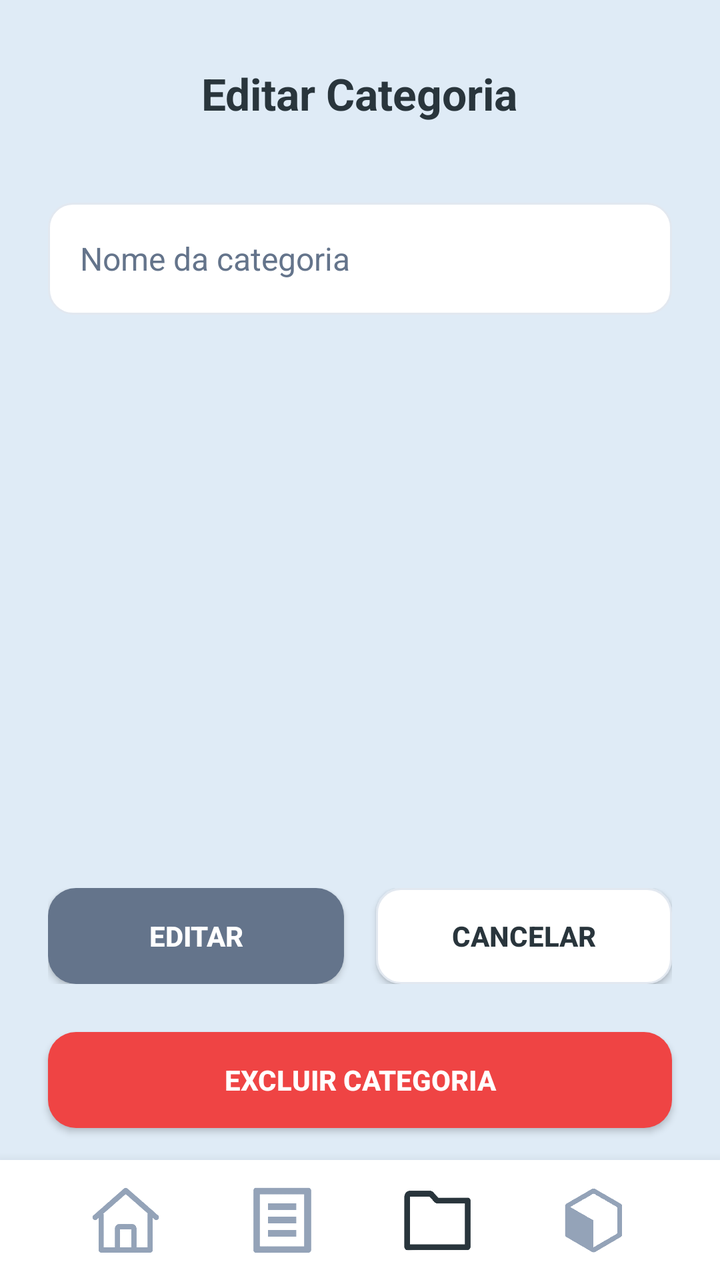
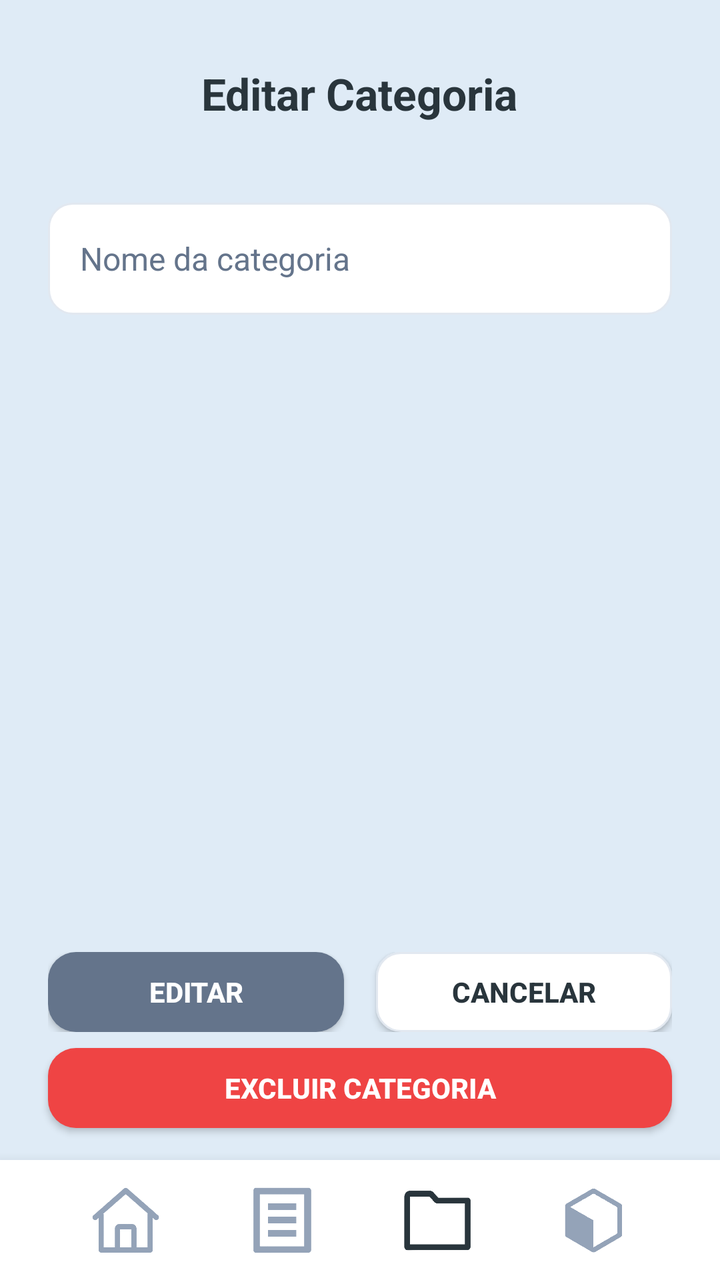

An Android layout rendered at two revisions. The XML below is the earlier revision; the diff shows what the commit changed to produce the second picture.
<!-- AndroidManifest.xml: application theme Theme.ListaCompras -->
<!-- res/layout/activity_categoria_editar.xml -->
<?xml version="1.0" encoding="utf-8"?>
<RelativeLayout xmlns:android="http://schemas.android.com/apk/res/android"
    xmlns:app="http://schemas.android.com/apk/res-auto"
    android:id="@+id/main"
    android:layout_width="match_parent"
    android:layout_height="match_parent"
    android:background="#DFEBF6">

    
    <TextView
        android:id="@+id/txtTituloEditar"
        android:layout_width="wrap_content"
        android:layout_height="wrap_content"
        android:text="Editar Categoria"
        android:textSize="22sp"
        android:textStyle="bold"
        android:textColor="#29353C"
        android:layout_centerHorizontal="true"
        android:layout_marginTop="32dp" />

    
    <LinearLayout
        android:id="@+id/containerCampo"
        android:layout_width="match_parent"
        android:layout_height="wrap_content"
        android:layout_below="@id/txtTituloEditar"
        android:paddingHorizontal="24dp"
        android:paddingTop="40dp">

        <EditText
            android:id="@+id/edtNomeCategoriaEditar"
            android:layout_width="match_parent"
            android:layout_height="56dp"
            android:hint="Nome da categoria"
            android:background="@drawable/card_secundario"
            android:padding="16dp"
            android:textColor="#29353C"
            android:textColorHint="#64748B"
            android:textSize="16sp" />
    </LinearLayout>

    
    <LinearLayout
        android:id="@+id/containerBotoesEditar"
        android:layout_width="match_parent"
        android:layout_height="wrap_content"
        android:orientation="horizontal"
        android:gravity="center"
        android:layout_above="@id/btnExcluirCategoria"
        android:padding="24dp">

        
        <androidx.appcompat.widget.AppCompatButton
            android:id="@+id/btnSalvarEdicao"
            android:layout_width="0dp"
            android:layout_height="48dp"
            android:layout_weight="1"
            android:text="Editar"
            android:textColor="#FFFFFF"
            android:textStyle="bold"
            android:background="@drawable/card_principal"/>

        <Space
            android:layout_width="16dp"
            android:layout_height="0dp"/>

        
        <androidx.appcompat.widget.AppCompatButton
            android:id="@+id/btnCancelarEdicao"
            android:layout_width="0dp"
            android:layout_height="48dp"
            android:layout_weight="1"
            android:text="Cancelar"
            android:textStyle="bold"
            android:textColor="#29353C"
            android:background="@drawable/card_secundario"/>
    </LinearLayout>

    
    <androidx.appcompat.widget.AppCompatButton
        android:id="@+id/btnExcluirCategoria"
        android:layout_width="match_parent"
        android:layout_height="48dp"
        android:layout_above="@id/footer"
        android:layout_marginHorizontal="24dp"
        android:layout_marginBottom="16dp"
        android:text="Excluir categoria"
        android:textStyle="bold"
        android:textColor="#FFFFFF"
        android:background="@drawable/card_excluir"/>

    
    <LinearLayout
        android:id="@+id/footer"
        android:layout_width="match_parent"
        android:layout_height="60dp"
        android:layout_alignParentBottom="true"
        android:background="#FFFFFF"
        android:elevation="10dp"
        android:gravity="center"
        android:orientation="horizontal"
        android:paddingHorizontal="24dp">

        <ImageView
            android:id="@+id/iconHome"
            android:layout_width="36dp"
            android:layout_height="36dp"
            android:layout_weight="1"
            android:src="@drawable/ic_home"
            app:tint="#94A3B8"/>

        <ImageView
            android:id="@+id/iconListas"
            android:layout_width="36dp"
            android:layout_height="36dp"
            android:layout_weight="1"
            android:src="@drawable/ic_lista"
            app:tint="#94A3B8"/>

        <ImageView
            android:id="@+id/iconCategorias"
            android:layout_width="36dp"
            android:layout_height="36dp"
            android:layout_weight="1"
            android:src="@drawable/ic_pasta"
            app:tint="#29353C" />

        <ImageView
            android:id="@+id/iconProdutos"
            android:layout_width="36dp"
            android:layout_height="36dp"
            android:layout_weight="1"
            android:src="@drawable/ic_caixa"
            app:tint="#94A3B8"/>

    </LinearLayout>

</RelativeLayout>
<!-- resources referenced by this layout -->
<resources>
  <!-- drawable card_excluir (drawable) -->
  <?xml version="1.0" encoding="utf-8"?>
  <shape xmlns:android="http://schemas.android.com/apk/res/android">
      <solid android:color="#EF4444"/> 
      <corners android:radius="14dp"/>
  </shape>
  <!-- drawable card_principal (drawable) -->
  <shape xmlns:android="http://schemas.android.com/apk/res/android">
      <solid android:color="#64748B"/>
      <corners android:radius="14dp"/>
  </shape>
  <!-- drawable card_secundario (drawable) -->
  <shape xmlns:android="http://schemas.android.com/apk/res/android">
      <solid android:color="#FFFFFF"/>
      <corners android:radius="12dp"/>
      <stroke android:width="1dp" android:color="#E2E8F0"/>
  </shape>
  <!-- drawable ic_caixa: png bitmap (drawable, 30803 bytes) -->
  <!-- drawable ic_home: png bitmap (drawable, 26750 bytes) -->
  <!-- drawable ic_lista: png bitmap (drawable, 12721 bytes) -->
  <!-- drawable ic_pasta: png bitmap (drawable, 12054 bytes) -->
  <style name="Theme.ListaCompras" parent="Base.Theme.ListaCompras" />
  <style name="Base.Theme.ListaCompras" parent="Theme.Material3.DayNight.NoActionBar">
          
          
      </style>
</resources>

<!-- the commit's change to res/layout/activity_categoria_editar.xml (unified diff, before → after) -->
@@ -47,13 +47,15 @@
         android:orientation="horizontal"
         android:gravity="center"
         android:layout_above="@id/btnExcluirCategoria"
-        android:padding="24dp">
+        android:paddingStart="24dp"
+        android:paddingEnd="24dp"
+        android:layout_marginBottom="8dp">
 
         
         <androidx.appcompat.widget.AppCompatButton
             android:id="@+id/btnSalvarEdicao"
             android:layout_width="0dp"
-            android:layout_height="48dp"
+            android:layout_height="40dp"
             android:layout_weight="1"
             android:text="Editar"
             android:textColor="#FFFFFF"
@@ -68,7 +70,7 @@
         <androidx.appcompat.widget.AppCompatButton
             android:id="@+id/btnCancelarEdicao"
             android:layout_width="0dp"
-            android:layout_height="48dp"
+            android:layout_height="40dp"
             android:layout_weight="1"
             android:text="Cancelar"
             android:textStyle="bold"
@@ -80,7 +82,7 @@
     <androidx.appcompat.widget.AppCompatButton
         android:id="@+id/btnExcluirCategoria"
         android:layout_width="match_parent"
-        android:layout_height="48dp"
+        android:layout_height="40dp"
         android:layout_above="@id/footer"
         android:layout_marginHorizontal="24dp"
         android:layout_marginBottom="16dp"
